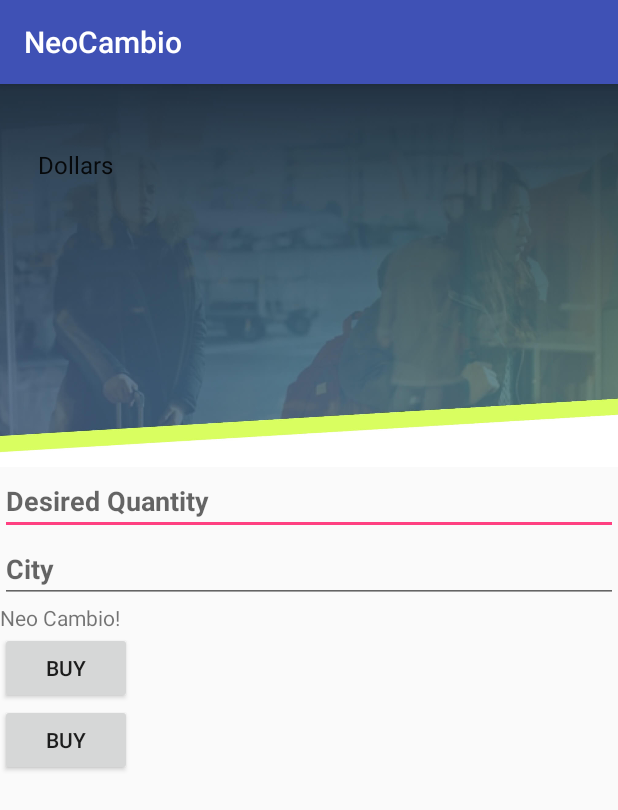
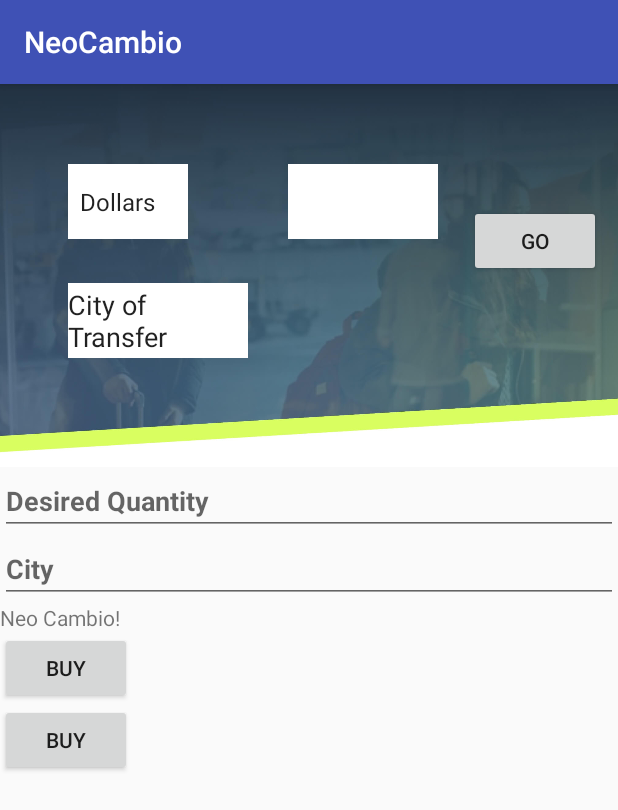
Before and after one commit to jparkteach/NeoCambio, an Android app: the screen it shows after launch (MainActivity), on a phone screen of 412 x 824 dp. Shown: the top 810 px of the screen. Run offline under Robolectric (Android 15) with nearby library versions, the phone set to English and light mode, and no system bars.

Commit message:
currencySpinner added

```diff
--- a/app/src/main/res/layout/activity_main.xml
+++ b/app/src/main/res/layout/activity_main.xml
@@ -20,15 +20,51 @@
 
         <Spinner
             android:id="@+id/currencySpinner"
-            android:textSize="30dp"
+            android:layout_width="80dp"
+            android:layout_height="50dp"
+            android:layout_marginLeft="45dp"
+            android:layout_marginStart="45dp"
+            android:background="@android:color/background_light"
             android:entries="@array/currencySpinner"
+            android:textSize="80dp"
+            android:layout_alignParentTop="true"
+            android:layout_alignParentLeft="true"
+            android:layout_alignParentStart="true"
+            android:layout_marginTop="53dp" />
+
+        <EditText
+            android:id="@+id/amtEntry"
+            android:layout_width="100dp"
+            android:layout_height="50dp"
+            android:background="@android:color/background_light"
+            android:layout_alignBottom="@+id/currencySpinner"
+            android:layout_alignParentRight="true"
+            android:layout_alignParentEnd="true"
+            android:layout_marginEnd="120dp" />
+
+        <AutoCompleteTextView
+            android:id="@+id/autoCompleteTextView"
+            android:layout_width="120dp"
+            android:layout_height="50dp"
+            android:layout_marginTop="29dp"
+            android:text="City of Transfer"
+            android:background="@android:color/background_light"
+            android:layout_below="@+id/currencySpinner"
+            android:layout_alignLeft="@+id/currencySpinner"
+            android:layout_alignStart="@+id/currencySpinner" />
+
+        <Button
+            android:id="@+id/button"
             android:layout_width="wrap_content"
             android:layout_height="wrap_content"
-            android:layout_alignParentLeft="true"
-            android:layout_alignParentStart="true"
-            android:layout_marginLeft="17dp"
-            android:layout_marginStart="17dp"
-            android:layout_marginTop="42dp" />
+            android:layout_marginEnd="11dp"
+            android:layout_marginRight="11dp"
+            android:text="Go"
+            android:layout_alignTop="@+id/amtEntry"
+            android:layout_alignParentRight="true"
+            android:layout_alignParentEnd="true"
+            android:layout_marginTop="27dp" />
+
 
     </RelativeLayout>
 
--- a/app/src/main/res/values/strings.xml
+++ b/app/src/main/res/values/strings.xml
@@ -22,4 +22,10 @@
         <item>Reais</item>
         <item>Yen</item>
     </string-array>
+    <string-array name="autoCompleteTextView">
+        <item>Sao Paulo</item>
+        <item>Rio De Jenerio</item>
+        <item>Bei Jing</item>
+        <item>New York</item>
+    </string-array>
 </resources>
```
